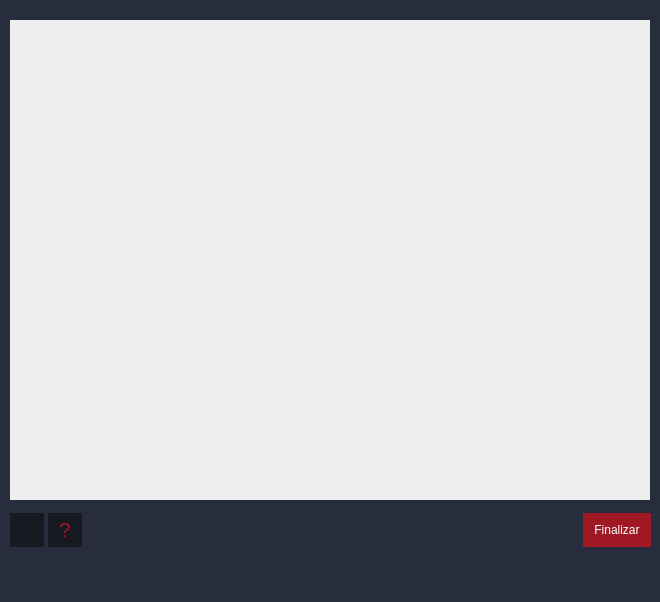
Above: reddragons/interface/ui_files/perspectiva.ui from Red-Dragons-UFSCar/red-visao before the change. Below: the same form after it.
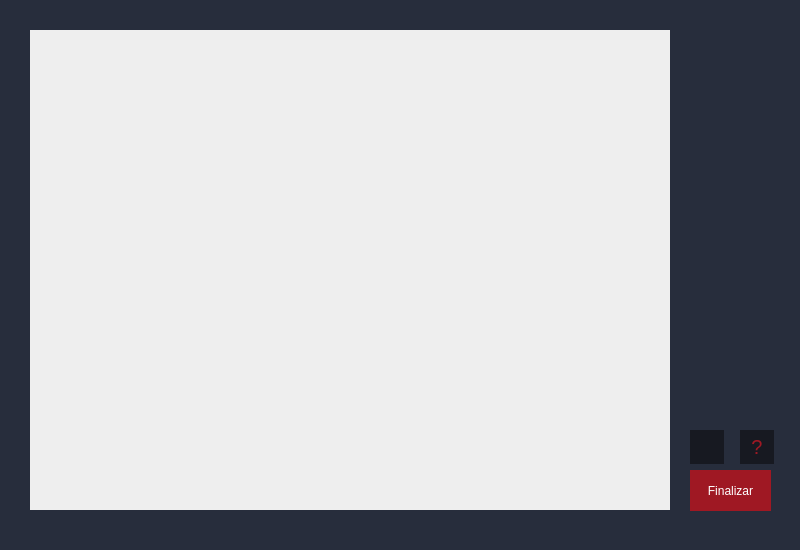
That is the form after the change. Icons and pictures are not drawn.

Commit message: nova interface perspectiva.ui

What changed in the file:
```diff
--- a/reddragons/interface/ui_files/perspectiva.ui
+++ b/reddragons/interface/ui_files/perspectiva.ui
@@ -6,8 +6,8 @@
    <rect>
     <x>0</x>
     <y>0</y>
-    <width>660</width>
-    <height>602</height>
+    <width>800</width>
+    <height>550</height>
    </rect>
   </property>
   <property name="windowTitle">
@@ -24,8 +24,8 @@
    <widget class="QLabel" name="QT_Imagem">
     <property name="geometry">
      <rect>
-      <x>10</x>
-      <y>20</y>
+      <x>30</x>
+      <y>30</y>
       <width>640</width>
       <height>480</height>
      </rect>
@@ -37,21 +37,46 @@
      <string/>
     </property>
    </widget>
-   <widget class="QWidget" name="horizontalLayoutWidget">
+   <widget class="QPushButton" name="QT_btFinalizar">
     <property name="geometry">
      <rect>
-      <x>10</x>
-      <y>510</y>
-      <width>641</width>
+      <x>690</x>
+      <y>470</y>
+      <width>81</width>
       <height>41</height>
      </rect>
     </property>
-    <layout class="QHBoxLayout" name="horizontalLayout">
-     <property name="spacing">
-      <number>4</number>
-     </property>
-     <item>
+    <property name="minimumSize">
+     <size>
+      <width>68</width>
+      <height>34</height>
+     </size>
+    </property>
+    <property name="maximumSize">
+     <size>
+      <width>100</width>
+      <height>16777215</height>
+     </size>
+    </property>
+    <property name="styleSheet">
+     <string notr="true">border-radius:0px;
+background-color: #9F1823;
+color: rgb(255, 255, 255);
+</string>
+    </property>
+    <property name="text">
+     <string>Finalizar</string>
+    </property>
+   </widget>
       <widget class="QPushButton" name="QT_btReferencia">
+    <property name="geometry">
+     <rect>
+      <x>690</x>
+      <y>430</y>
+      <width>34</width>
+      <height>34</height>
+     </rect>
+    </property>
        <property name="minimumSize">
         <size>
          <width>34</width>
@@ -78,9 +103,15 @@
          <normaloff>../icon/26719-7-restart-hd.png</normaloff>../icon/26719-7-restart-hd.png</iconset>
        </property>
       </widget>
-     </item>
-     <item>
       <widget class="QPushButton" name="btnHelp">
+    <property name="geometry">
+     <rect>
+      <x>740</x>
+      <y>430</y>
+      <width>34</width>
+      <height>34</height>
+     </rect>
+    </property>
        <property name="minimumSize">
         <size>
          <width>34</width>
@@ -104,47 +135,6 @@
         <string>?</string>
        </property>
       </widget>
-     </item>
-     <item>
-      <spacer name="horizontalSpacer_2">
-       <property name="orientation">
-        <enum>Qt::Horizontal</enum>
-       </property>
-       <property name="sizeHint" stdset="0">
-        <size>
-         <width>40</width>
-         <height>20</height>
-        </size>
-       </property>
-      </spacer>
-     </item>
-     <item>
-      <widget class="QPushButton" name="QT_btFinalizar">
-       <property name="minimumSize">
-        <size>
-         <width>68</width>
-         <height>34</height>
-        </size>
-       </property>
-       <property name="maximumSize">
-        <size>
-         <width>100</width>
-         <height>16777215</height>
-        </size>
-       </property>
-       <property name="styleSheet">
-        <string notr="true">border-radius:0px;
-background-color: #9F1823;
-color: rgb(255, 255, 255);
-</string>
-       </property>
-       <property name="text">
-        <string>Finalizar</string>
-       </property>
-      </widget>
-     </item>
-    </layout>
-   </widget>
   </widget>
   <widget class="QMenuBar" name="menubar">
    <property name="geometry">
```
Left out of the diff: 2 changed lines with no effect on the pictures. Lines whose indentation alone changed are shown as unchanged.
